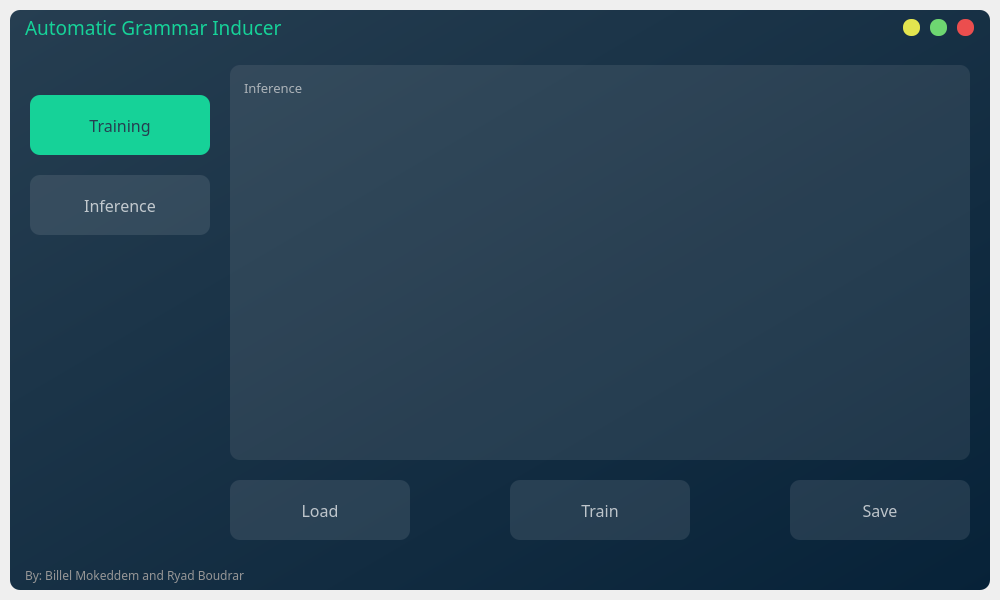
First picture: the form in frontend/interface.ui, repository mokeddembillel/NLP-Grammar-Inducer, before the edit.
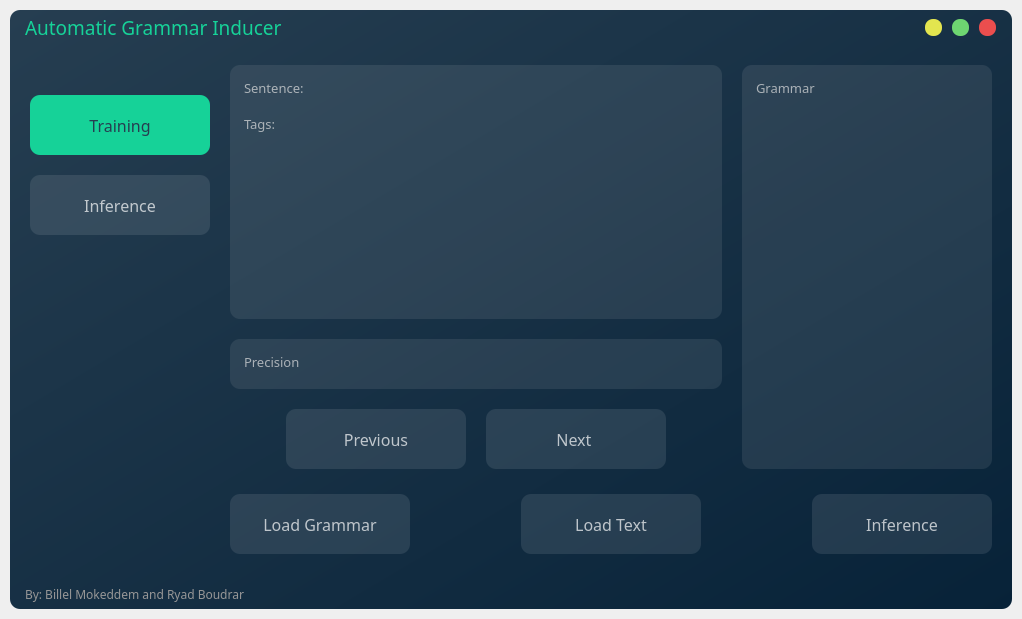
Second picture: the form after the edit. The open tabs and pages were chosen to show the change.

Commit message:
Completing the design of all the app
Completing Inference and updating training

Diff of the .ui file:
```diff
--- a/frontend/interface.ui
+++ b/frontend/interface.ui
@@ -9,8 +9,8 @@
    <rect>
     <x>0</x>
     <y>0</y>
-    <width>1000</width>
-    <height>600</height>
+    <width>1022</width>
+    <height>619</height>
    </rect>
   </property>
   <property name="windowTitle">
@@ -427,6 +427,9 @@
                <property name="styleSheet">
                 <string notr="true"/>
                </property>
+               <property name="frameShadow">
+                <enum>QFrame::Plain</enum>
+               </property>
                <property name="currentIndex">
                 <number>0</number>
                </property>
@@ -786,9 +789,9 @@
                       <property name="frameShadow">
                        <enum>QFrame::Raised</enum>
                       </property>
-                      <layout class="QVBoxLayout" name="verticalLayout_7">
+                      <layout class="QHBoxLayout" name="horizontalLayout_13">
                        <property name="spacing">
-                        <number>0</number>
+                        <number>20</number>
                        </property>
                        <property name="leftMargin">
                         <number>0</number>
@@ -803,15 +806,60 @@
                         <number>0</number>
                        </property>
                        <item>
-                        <widget class="QPlainTextEdit" name="corpus_text_2">
-                         <property name="font">
-                          <font>
-                           <family>Tw Cen MT</family>
-                           <pointsize>10</pointsize>
-                          </font>
+                        <widget class="QFrame" name="inference_text_frame">
+                         <property name="enabled">
+                          <bool>true</bool>
                          </property>
-                         <property name="styleSheet">
-                          <string notr="true">QPlainTextEdit {
+                         <property name="sizePolicy">
+                          <sizepolicy hsizetype="Minimum" vsizetype="Minimum">
+                           <horstretch>0</horstretch>
+                           <verstretch>0</verstretch>
+                          </sizepolicy>
+                         </property>
+                         <property name="maximumSize">
+                          <size>
+                           <width>16777215</width>
+                           <height>16777215</height>
+                          </size>
+                         </property>
+                         <property name="frameShape">
+                          <enum>QFrame::StyledPanel</enum>
+                         </property>
+                         <property name="frameShadow">
+                          <enum>QFrame::Raised</enum>
+                         </property>
+                         <layout class="QVBoxLayout" name="verticalLayout_7">
+                          <property name="spacing">
+                           <number>20</number>
+                          </property>
+                          <property name="leftMargin">
+                           <number>0</number>
+                          </property>
+                          <property name="topMargin">
+                           <number>0</number>
+                          </property>
+                          <property name="rightMargin">
+                           <number>0</number>
+                          </property>
+                          <property name="bottomMargin">
+                           <number>0</number>
+                          </property>
+                          <item>
+                           <widget class="QPlainTextEdit" name="inference_text">
+                            <property name="sizePolicy">
+                             <sizepolicy hsizetype="Preferred" vsizetype="Preferred">
+                              <horstretch>0</horstretch>
+                              <verstretch>0</verstretch>
+                             </sizepolicy>
+                            </property>
+                            <property name="font">
+                             <font>
+                              <family>Tw Cen MT</family>
+                              <pointsize>10</pointsize>
+                             </font>
+                            </property>
+                            <property name="styleSheet">
+                             <string notr="true">QPlainTextEdit {
 	background-color: rgba(225,225,225,0.1);
 	color: rgba(225,225,225,0.7);
 	border-radius: 10px;
@@ -822,13 +870,301 @@
 	background-color: rgba(225,225,225,0.2);
 	color: rgba(225,225,225,1);
 }</string>
+                            </property>
+                            <property name="horizontalScrollBarPolicy">
+                             <enum>Qt::ScrollBarAlwaysOff</enum>
+                            </property>
+                            <property name="plainText">
+                             <string>Sentence:
+
+Tags:
+</string>
+                            </property>
+                           </widget>
+                          </item>
+                          <item>
+                           <widget class="QPlainTextEdit" name="inference_precision">
+                            <property name="sizePolicy">
+                             <sizepolicy hsizetype="Preferred" vsizetype="Preferred">
+                              <horstretch>0</horstretch>
+                              <verstretch>0</verstretch>
+                             </sizepolicy>
+                            </property>
+                            <property name="maximumSize">
+                             <size>
+                              <width>16777215</width>
+                              <height>50</height>
+                             </size>
+                            </property>
+                            <property name="font">
+                             <font>
+                              <family>Tw Cen MT</family>
+                              <pointsize>10</pointsize>
+                             </font>
+                            </property>
+                            <property name="styleSheet">
+                             <string notr="true">QPlainTextEdit {
+	background-color: rgba(225,225,225,0.1);
+	color: rgba(225,225,225,0.7);
+	border-radius: 10px;
+	padding: 10px;
+}
+
+QPlainTextEdit:focus {
+	background-color: rgba(225,225,225,0.2);
+	color: rgba(225,225,225,1);
+}</string>
+                            </property>
+                            <property name="verticalScrollBarPolicy">
+                             <enum>Qt::ScrollBarAlwaysOff</enum>
+                            </property>
+                            <property name="horizontalScrollBarPolicy">
+                             <enum>Qt::ScrollBarAlwaysOff</enum>
+                            </property>
+                            <property name="plainText">
+                             <string>Precision
+</string>
+                            </property>
+                           </widget>
+                          </item>
+                          <item>
+                           <widget class="QFrame" name="inference_group_2">
+                            <property name="maximumSize">
+                             <size>
+                              <width>16777215</width>
+                              <height>60</height>
+                             </size>
+                            </property>
+                            <property name="frameShape">
+                             <enum>QFrame::StyledPanel</enum>
+                            </property>
+                            <property name="frameShadow">
+                             <enum>QFrame::Raised</enum>
+                            </property>
+                            <layout class="QHBoxLayout" name="horizontalLayout_14">
+                             <property name="spacing">
+                              <number>20</number>
+                             </property>
+                             <property name="leftMargin">
+                              <number>0</number>
+                             </property>
+                             <property name="topMargin">
+                              <number>0</number>
+                             </property>
+                             <property name="rightMargin">
+                              <number>0</number>
+                             </property>
+                             <property name="bottomMargin">
+                              <number>0</number>
+                             </property>
+                             <item>
+                              <spacer name="inference_hs3">
+                               <property name="orientation">
+                                <enum>Qt::Horizontal</enum>
+                               </property>
+                               <property name="sizeHint" stdset="0">
+                                <size>
+                                 <width>40</width>
+                                 <height>20</height>
+                                </size>
+                               </property>
+                              </spacer>
+                             </item>
+                             <item>
+                              <widget class="QPushButton" name="inference_btn_previous">
+                               <property name="minimumSize">
+                                <size>
+                                 <width>180</width>
+                                 <height>60</height>
+                                </size>
+                               </property>
+                               <property name="maximumSize">
+                                <size>
+                                 <width>180</width>
+                                 <height>60</height>
+                                </size>
+                               </property>
+                               <property name="font">
+                                <font>
+                                 <family>Tw Cen MT</family>
+                                 <pointsize>12</pointsize>
+                                </font>
+                               </property>
+                               <property name="layoutDirection">
+                                <enum>Qt::LeftToRight</enum>
+                               </property>
+                               <property name="styleSheet">
+                                <string notr="true">QPushButton {
+	color: rgba(255, 255, 255, 0.7);
+	background-color: rgba(255, 255, 255, 0.1);
+}
+
+QPushButton:hover {
+	color: rgba(255, 255, 255, 1);
+	background-color: rgba(255, 255, 255, 0.2);
+}
+
+QPushButton:pressed {
+	background-color: rgb(22, 210, 152);
+	color: rgb(38, 62, 81);
+}</string>
+                               </property>
+                               <property name="text">
+                                <string>Previous</string>
+                               </property>
+                              </widget>
+                             </item>
+                             <item>
+                              <widget class="QPushButton" name="inference_btn_next">
+                               <property name="minimumSize">
+                                <size>
+                                 <width>180</width>
+                                 <height>60</height>
+                                </size>
+                               </property>
+                               <property name="maximumSize">
+                                <size>
+                                 <width>180</width>
+                                 <height>60</height>
+                                </size>
+                               </property>
+                               <property name="font">
+                                <font>
+                                 <family>Tw Cen MT</family>
+                                 <pointsize>12</pointsize>
+                                </font>
+                               </property>
+                               <property name="layoutDirection">
+                                <enum>Qt::LeftToRight</enum>
+                               </property>
+                               <property name="styleSheet">
+                                <string notr="true">QPushButton {
+	color: rgba(255, 255, 255, 0.7);
+	background-color: rgba(255, 255, 255, 0.1);
+}
+
+QPushButton:hover {
+	color: rgba(255, 255, 255, 1);
+	background-color: rgba(255, 255, 255, 0.2);
+}
+
+QPushButton:pressed {
+	background-color: rgb(22, 210, 152);
+	color: rgb(38, 62, 81);
+}</string>
+                               </property>
+                               <property name="text">
+                                <string>Next </string>
+                               </property>
+                              </widget>
+                             </item>
+                             <item>
+                              <spacer name="inference_hs4">
+                               <property name="orientation">
+                                <enum>Qt::Horizontal</enum>
+                               </property>
+                               <property name="sizeHint" stdset="0">
+                                <size>
+                                 <width>40</width>
+                                 <height>20</height>
+                                </size>
+                               </property>
+                              </spacer>
+                             </item>
+                            </layout>
+                           </widget>
+                          </item>
+                         </layout>
+                        </widget>
+                       </item>
+                       <item>
+                        <widget class="QFrame" name="inference_grammar_frame">
+                         <property name="sizePolicy">
+                          <sizepolicy hsizetype="Preferred" vsizetype="Minimum">
+                           <horstretch>0</horstretch>
+                           <verstretch>0</verstretch>
+                          </sizepolicy>
                          </property>
-                         <property name="horizontalScrollBarPolicy">
-                          <enum>Qt::ScrollBarAlwaysOff</enum>
+                         <property name="maximumSize">
+                          <size>
+                           <width>250</width>
+                           <height>16777215</height>
+                          </size>
                          </property>
-                         <property name="plainText">
-                          <string>Inference</string>
+                         <property name="sizeIncrement">
+                          <size>
+                           <width>100</width>
+                           <height>0</height>
+                          </size>
                          </property>
+                         <property name="baseSize">
+                          <size>
+                           <width>200</width>
+                           <height>0</height>
+                          </size>
+                         </property>
+                         <property name="frameShape">
+                          <enum>QFrame::StyledPanel</enum>
+                         </property>
+                         <property name="frameShadow">
+                          <enum>QFrame::Raised</enum>
+                         </property>
+                         <layout class="QVBoxLayout" name="verticalLayout_11">
+                          <property name="spacing">
+                           <number>0</number>
+                          </property>
+                          <property name="sizeConstraint">
+                           <enum>QLayout::SetDefaultConstraint</enum>
+                          </property>
+                          <property name="leftMargin">
+                           <number>0</number>
+                          </property>
+                          <property name="topMargin">
+                           <number>0</number>
+                          </property>
+                          <property name="rightMargin">
+                           <number>0</number>
+                          </property>
+                          <property name="bottomMargin">
+                           <number>0</number>
+                          </property>
+                          <item>
+                           <widget class="QPlainTextEdit" name="inference_grammar">
+                            <property name="sizePolicy">
+                             <sizepolicy hsizetype="Minimum" vsizetype="Minimum">
+                              <horstretch>0</horstretch>
+                              <verstretch>0</verstretch>
+                             </sizepolicy>
+                            </property>
+                            <property name="font">
+                             <font>
+                              <family>Tw Cen MT</family>
+                              <pointsize>10</pointsize>
+                             </font>
+                            </property>
+                            <property name="styleSheet">
+                             <string notr="true">QPlainTextEdit {
+	background-color: rgba(225,225,225,0.1);
+	color: rgba(225,225,225,0.7);
+	border-radius: 10px;
+	padding: 10px;
+}
+
+QPlainTextEdit:focus {
+	background-color: rgba(225,225,225,0.2);
+	color: rgba(225,225,225,1);
+}</string>
+                            </property>
+                            <property name="horizontalScrollBarPolicy">
+                             <enum>Qt::ScrollBarAlwaysOff</enum>
+                            </property>
+                            <property name="plainText">
+                             <string>Grammar
+</string>
+                            </property>
+                           </widget>
+                          </item>
+                         </layout>
                         </widget>
                        </item>
                       </layout>
@@ -852,9 +1188,6 @@
                        <property name="spacing">
                         <number>0</number>
                        </property>
-                       <property name="sizeConstraint">
-                        <enum>QLayout::SetDefaultConstraint</enum>
-                       </property>
                        <property name="leftMargin">
                         <number>0</number>
                        </property>
@@ -907,7 +1240,7 @@
 }</string>
                          </property>
                          <property name="text">
-                          <string>Load</string>
+                          <string>Load Grammar</string>
                          </property>
                         </widget>
                        </item>
@@ -916,12 +1249,9 @@
                          <property name="orientation">
                           <enum>Qt::Horizontal</enum>
                          </property>
-                         <property name="sizeType">
-                          <enum>QSizePolicy::Expanding</enum>
-                         </property>
                          <property name="sizeHint" stdset="0">
                           <size>
-                           <width>5</width>
+                           <width>40</width>
                            <height>20</height>
                           </size>
                          </property>
@@ -968,7 +1298,7 @@
 }</string>
                          </property>
                          <property name="text">
-                          <string>Train</string>
+                          <string>Load Text</string>
                          </property>
                         </widget>
                        </item>
@@ -1026,7 +1356,7 @@
 }</string>
                          </property>
                          <property name="text">
-                          <string>Save</string>
+                          <string>Inference</string>
                          </property>
                         </widget>
                        </item>
```
Left out of the diff: 210 changed lines with no effect on the pictures. The commit also changes 1 other file.
